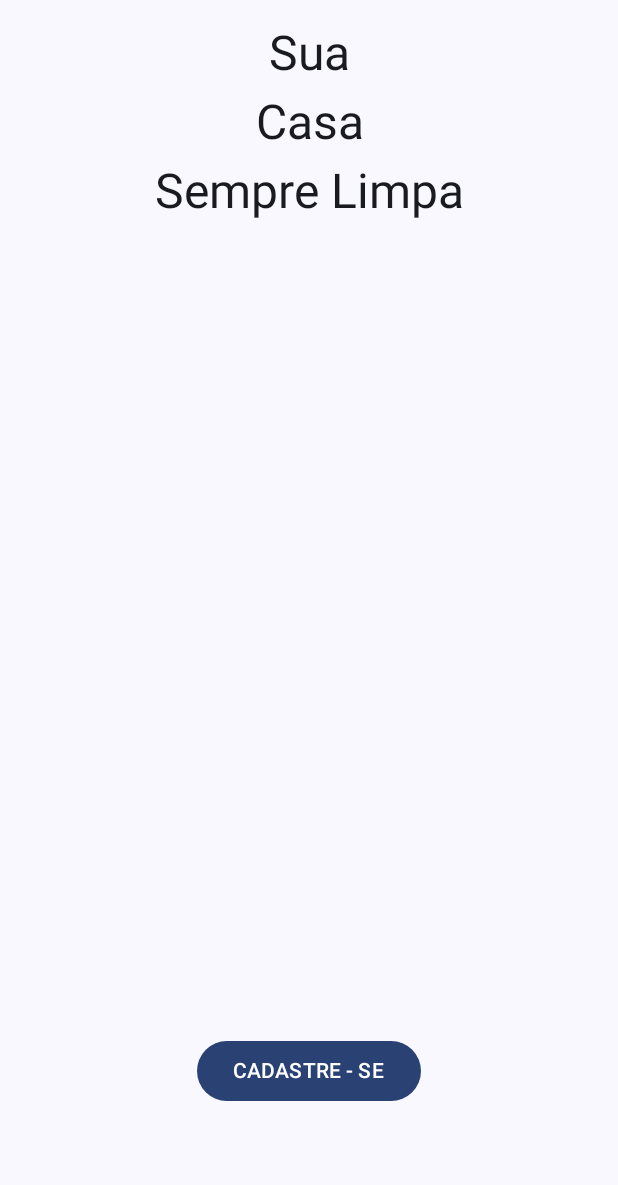
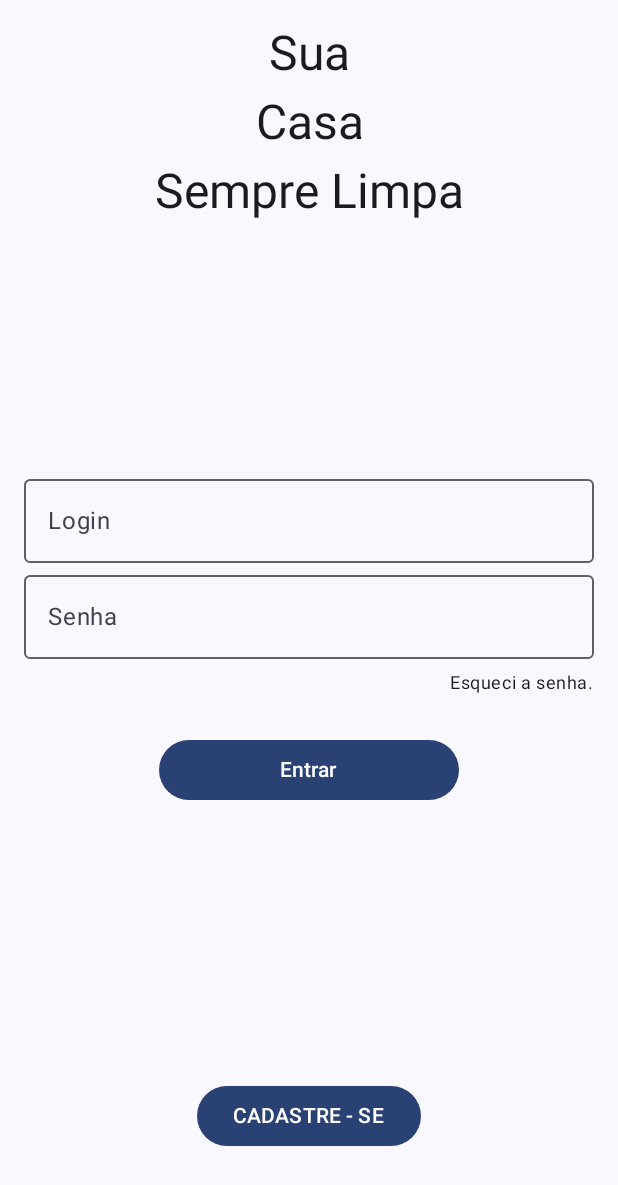
Before and after one commit to DevNicNic/CasaLimpa, an Android app built with Jetpack Compose: the screen it shows after launch (MainActivity), on a phone screen of 412 x 824 dp. Shown: the top 1185 px of the screen. Run offline under Robolectric (Android 15) with nearby library versions, the phone set to English and light mode, and no system bars.

Commit message:
My first screen.

```diff
--- a/app/src/main/java/com/nicnicdev/suacasasemprelimpa/MainActivity.kt
+++ b/app/src/main/java/com/nicnicdev/suacasasemprelimpa/MainActivity.kt
@@ -4,10 +4,12 @@ import androidx.compose.material3.Button
 import android.os.Bundle
 import androidx.activity.ComponentActivity
 import androidx.activity.compose.setContent
+import androidx.compose.foundation.clickable
 import androidx.compose.foundation.layout.Arrangement
 import androidx.compose.foundation.layout.Column
 import androidx.compose.foundation.layout.Spacer
 import androidx.compose.foundation.layout.fillMaxSize
+import androidx.compose.foundation.layout.fillMaxWidth
 import androidx.compose.foundation.layout.padding
 import androidx.compose.material3.MaterialTheme
 import androidx.compose.material3.Scaffold
@@ -18,9 +20,17 @@ import androidx.compose.ui.tooling.preview.Preview
 import androidx.compose.ui.unit.dp
 import com.nicnicdev.suacasasemprelimpa.ui.theme.SuaCasaSempreLimpaTheme
 import androidx.compose.foundation.layout.height
-import androidx.compose.material3.CenterAlignedTopAppBar
+import androidx.compose.foundation.layout.width
 import androidx.compose.material3.ExperimentalMaterial3Api
+import androidx.compose.material3.OutlinedTextField
+import androidx.compose.runtime.mutableStateOf
+import androidx.compose.runtime.remember
 import androidx.compose.ui.Alignment
+import androidx.compose.ui.text.input.PasswordVisualTransformation
+import androidx.compose.runtime.getValue
+import androidx.compose.runtime.setValue
+
+
 
 
 class MainActivity : ComponentActivity() {
@@ -38,6 +48,9 @@ class MainActivity : ComponentActivity() {
 @OptIn(ExperimentalMaterial3Api::class)
 @Composable
 fun MyFirstScreen() {
+    var login by remember { mutableStateOf("") } // estado para login
+    var password by remember { mutableStateOf("") } // estado para senha
+
     Scaffold { contentPadding ->
         Column(
             modifier = Modifier
@@ -47,6 +60,7 @@ fun MyFirstScreen() {
             verticalArrangement = Arrangement.SpaceBetween, //deixa o botão no rodapé
             horizontalAlignment = Alignment.CenterHorizontally //centraliza o conteúdo horizontalmente
         ) {
+            //coluna separada para os textos
             Column(
                 verticalArrangement = Arrangement.spacedBy(6.dp), //ajusta os espaço entre os textos
                 horizontalAlignment = Alignment.CenterHorizontally // centraliza os textos
@@ -56,11 +70,57 @@ fun MyFirstScreen() {
                 Text(text = "Sempre Limpa", style = MaterialTheme.typography.headlineLarge)
             }
             Spacer(modifier = Modifier.height(20.dp))
+
+            //coluna separada para os campos de login , senha e botão entrar
+            Column(
+                verticalArrangement = Arrangement.spacedBy(0.dp), // espaçamento entre as caixas login e senha
+                modifier = Modifier.fillMaxWidth(),
+                horizontalAlignment = Alignment.CenterHorizontally // centraliza o botão
+
+            ) {
+                // campo de login
+                OutlinedTextField(
+                    value = login,
+                    onValueChange = { login = it },
+                    label = { Text("Login") },
+                    modifier = Modifier.fillMaxWidth()
+                )
+
+                // campo senha
+                OutlinedTextField(
+                    value = password,
+                    onValueChange = { password = it },
+                    label = { Text("Senha") },
+                    modifier = Modifier.fillMaxWidth(),
+                    visualTransformation = PasswordVisualTransformation() // para ocultar a senha
+                )
+
+                // texto clicavel "Esqueci a senha "
+                Text(
+                    text = "Esqueci a senha.",
+                    modifier = Modifier
+                        .align(Alignment.End) // alinhamento á direita
+                        .padding(top = 8.dp)
+                        .clickable { /* Ação ao clicar no textp*/ },
+                    style = MaterialTheme.typography.bodySmall // estilo do texto
+                )
+                // botão entrar
+                Button(
+                    onClick = { /* Ação ao clicar em Entrar*/ },
+                    modifier = Modifier
+                        .padding(top = 26.dp) // largura extra acima do botão
+                        .width(200.dp) // largura do botão
+                ) {
+                    Text(text = "Entrar")
+                }
+            }
+
             Spacer(modifier = Modifier.height(40.dp))
+
             Button(
                 modifier = Modifier
                     .align(Alignment.CenterHorizontally) //deixa o botão centralizado
-                    .padding(bottom = 70.dp), //espaçamento do rodapé
+                    .padding(bottom = 40.dp), //espaçamento do rodapé
                 onClick = {/*Ação do botão*/ }
             ) {
                 Text(text = "CADASTRE - SE")
```
